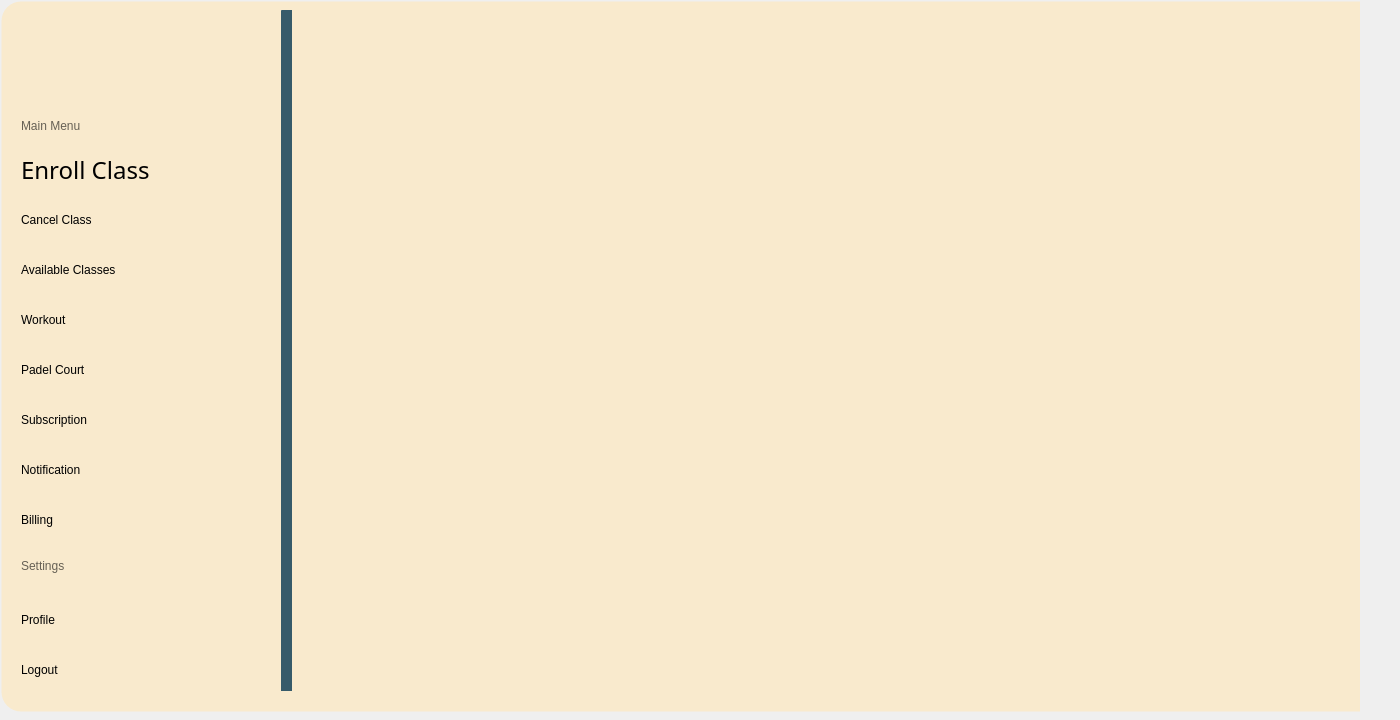
Before: the Qt Designer form mainwindow.ui in YousefElbooz/FullGymProject, drawn with Qt 5.
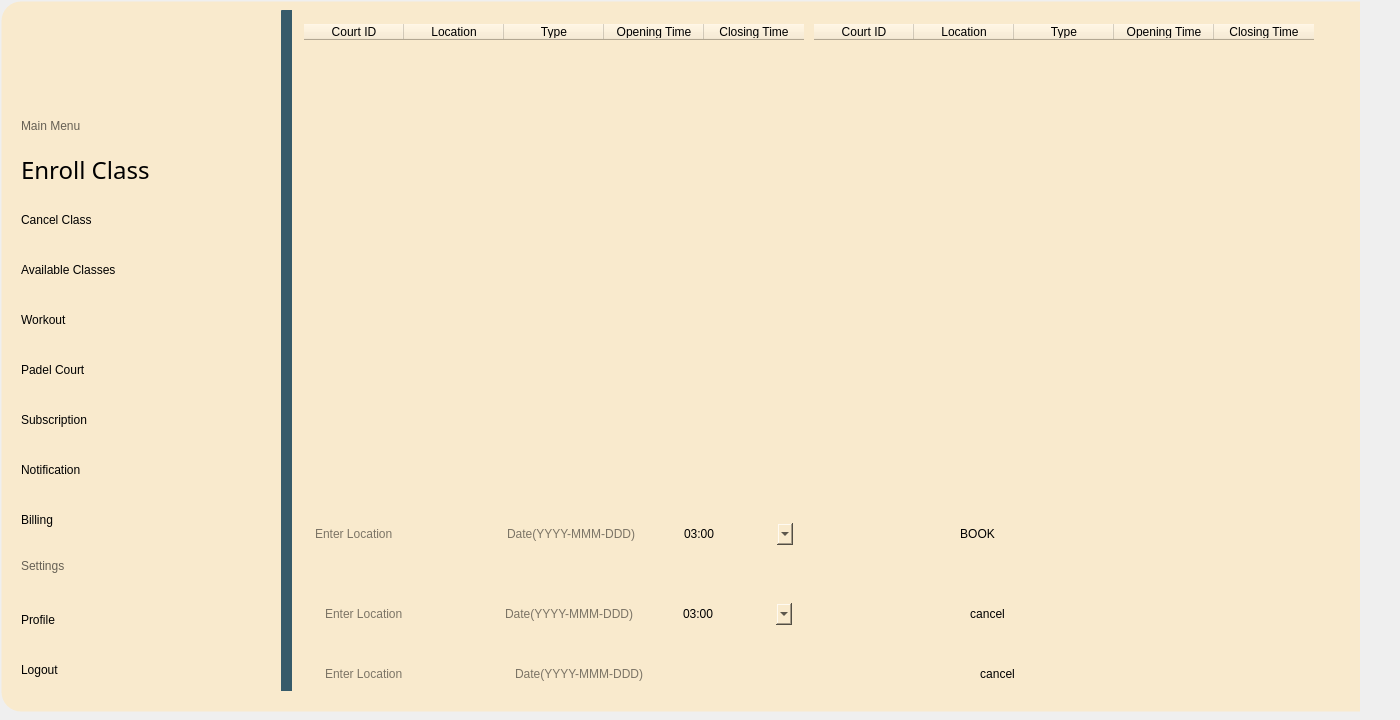
After: the same form once the commit is applied. The open tabs and pages were chosen to show the change. Icons and pictures are not drawn.

```diff
--- a/mainwindow.ui
+++ b/mainwindow.ui
@@ -34,7 +34,7 @@
      <string notr="true"/>
     </property>
     <property name="currentIndex">
-     <number>1</number>
+     <number>2</number>
     </property>
     <widget class="QWidget" name="LoginPageStack">
      <widget class="QLabel" name="label">
@@ -1361,7 +1361,7 @@
         </rect>
        </property>
        <property name="currentIndex">
-        <number>4</number>
+        <number>6</number>
        </property>
        <widget class="QWidget" name="page">
         <widget class="QWidget" name="widget_5" native="true">
@@ -4024,7 +4024,7 @@
         </rect>
        </property>
        <property name="currentIndex">
-        <number>1</number>
+        <number>4</number>
        </property>
        <widget class="QWidget" name="page_8">
         <widget class="QWidget" name="widget_16" native="true">
@@ -4662,6 +4662,7 @@
          </widget>
         </widget>
        </widget>
+       <widget class="QWidget" name="page_4"/>
        <widget class="QWidget" name="page_15">
         <widget class="QWidget" name="widget_23" native="true">
          <property name="geometry">
@@ -4690,7 +4691,273 @@
          </widget>
         </widget>
        </widget>
-       <widget class="QWidget" name="page_17"/>
+       <widget class="QWidget" name="page_17">
+        <widget class="QTableWidget" name="widget_55">
+         <property name="geometry">
+          <rect>
+           <x>0</x>
+           <y>10</y>
+           <width>541</width>
+           <height>441</height>
+          </rect>
+         </property>
+         <property name="alternatingRowColors">
+          <bool>true</bool>
+         </property>
+         <property name="selectionMode">
+          <enum>QAbstractItemView::SelectionMode::SingleSelection</enum>
+         </property>
+         <property name="selectionBehavior">
+          <enum>QAbstractItemView::SelectionBehavior::SelectRows</enum>
+         </property>
+         <column>
+          <property name="text">
+           <string>Court ID</string>
+          </property>
+         </column>
+         <column>
+          <property name="text">
+           <string>Location</string>
+          </property>
+         </column>
+         <column>
+          <property name="text">
+           <string>Type</string>
+          </property>
+         </column>
+         <column>
+          <property name="text">
+           <string>Opening Time</string>
+          </property>
+         </column>
+         <column>
+          <property name="text">
+           <string>Closing Time</string>
+          </property>
+         </column>
+        </widget>
+        <widget class="QLineEdit" name="padal_location">
+         <property name="geometry">
+          <rect>
+           <x>10</x>
+           <y>510</y>
+           <width>113</width>
+           <height>24</height>
+          </rect>
+         </property>
+         <property name="placeholderText">
+          <string>Enter Location</string>
+         </property>
+        </widget>
+        <widget class="QLineEdit" name="padal_DATE_2">
+         <property name="geometry">
+          <rect>
+           <x>202</x>
+           <y>510</y>
+           <width>151</width>
+           <height>24</height>
+          </rect>
+         </property>
+         <property name="placeholderText">
+          <string>Date(YYYY-MMM-DDD)</string>
+         </property>
+        </widget>
+        <widget class="QComboBox" name="comboBox_padal">
+         <property name="geometry">
+          <rect>
+           <x>381</x>
+           <y>510</y>
+           <width>111</width>
+           <height>24</height>
+          </rect>
+         </property>
+         <item>
+          <property name="text">
+           <string>03:00</string>
+          </property>
+         </item>
+         <item>
+          <property name="text">
+           <string>05:00</string>
+          </property>
+         </item>
+         <item>
+          <property name="text">
+           <string>07:00</string>
+          </property>
+         </item>
+         <item>
+          <property name="text">
+           <string>09:00</string>
+          </property>
+         </item>
+        </widget>
+        <widget class="QPushButton" name="Book_Button">
+         <property name="geometry">
+          <rect>
+           <x>620</x>
+           <y>510</y>
+           <width>111</width>
+           <height>24</height>
+          </rect>
+         </property>
+         <property name="text">
+          <string>BOOK</string>
+         </property>
+        </widget>
+        <widget class="QPushButton" name="cancelbutton">
+         <property name="geometry">
+          <rect>
+           <x>630</x>
+           <y>590</y>
+           <width>111</width>
+           <height>24</height>
+          </rect>
+         </property>
+         <property name="text">
+          <string>cancel</string>
+         </property>
+        </widget>
+        <widget class="QLineEdit" name="padal_location_3">
+         <property name="geometry">
+          <rect>
+           <x>20</x>
+           <y>590</y>
+           <width>113</width>
+           <height>24</height>
+          </rect>
+         </property>
+         <property name="placeholderText">
+          <string>Enter Location</string>
+         </property>
+        </widget>
+        <widget class="QLineEdit" name="padal_DATE_4">
+         <property name="geometry">
+          <rect>
+           <x>200</x>
+           <y>590</y>
+           <width>151</width>
+           <height>24</height>
+          </rect>
+         </property>
+         <property name="placeholderText">
+          <string>Date(YYYY-MMM-DDD)</string>
+         </property>
+        </widget>
+        <widget class="QComboBox" name="comboBox_padal_3">
+         <property name="geometry">
+          <rect>
+           <x>380</x>
+           <y>590</y>
+           <width>111</width>
+           <height>24</height>
+          </rect>
+         </property>
+         <item>
+          <property name="text">
+           <string>03:00</string>
+          </property>
+         </item>
+         <item>
+          <property name="text">
+           <string>05:00</string>
+          </property>
+         </item>
+         <item>
+          <property name="text">
+           <string>07:00</string>
+          </property>
+         </item>
+         <item>
+          <property name="text">
+           <string>09:00</string>
+          </property>
+         </item>
+        </widget>
+        <widget class="QPushButton" name="searchButton">
+         <property name="geometry">
+          <rect>
+           <x>640</x>
+           <y>650</y>
+           <width>111</width>
+           <height>24</height>
+          </rect>
+         </property>
+         <property name="text">
+          <string>cancel</string>
+         </property>
+        </widget>
+        <widget class="QLineEdit" name="padal_DATE_5">
+         <property name="geometry">
+          <rect>
+           <x>210</x>
+           <y>650</y>
+           <width>151</width>
+           <height>24</height>
+          </rect>
+         </property>
+         <property name="placeholderText">
+          <string>Date(YYYY-MMM-DDD)</string>
+         </property>
+        </widget>
+        <widget class="QLineEdit" name="padal_location_4">
+         <property name="geometry">
+          <rect>
+           <x>20</x>
+           <y>650</y>
+           <width>113</width>
+           <height>24</height>
+          </rect>
+         </property>
+         <property name="placeholderText">
+          <string>Enter Location</string>
+         </property>
+        </widget>
+        <widget class="QTableWidget" name="widget_56">
+         <property name="geometry">
+          <rect>
+           <x>510</x>
+           <y>10</y>
+           <width>541</width>
+           <height>441</height>
+          </rect>
+         </property>
+         <property name="alternatingRowColors">
+          <bool>true</bool>
+         </property>
+         <property name="selectionMode">
+          <enum>QAbstractItemView::SelectionMode::SingleSelection</enum>
+         </property>
+         <property name="selectionBehavior">
+          <enum>QAbstractItemView::SelectionBehavior::SelectRows</enum>
+         </property>
+         <column>
+          <property name="text">
+           <string>Court ID</string>
+          </property>
+         </column>
+         <column>
+          <property name="text">
+           <string>Location</string>
+          </property>
+         </column>
+         <column>
+          <property name="text">
+           <string>Type</string>
+          </property>
+         </column>
+         <column>
+          <property name="text">
+           <string>Opening Time</string>
+          </property>
+         </column>
+         <column>
+          <property name="text">
+           <string>Closing Time</string>
+          </property>
+         </column>
+        </widget>
+       </widget>
        <widget class="QWidget" name="page_18">
         <widget class="QWidget" name="widget_25" native="true">
          <property name="geometry">
```
